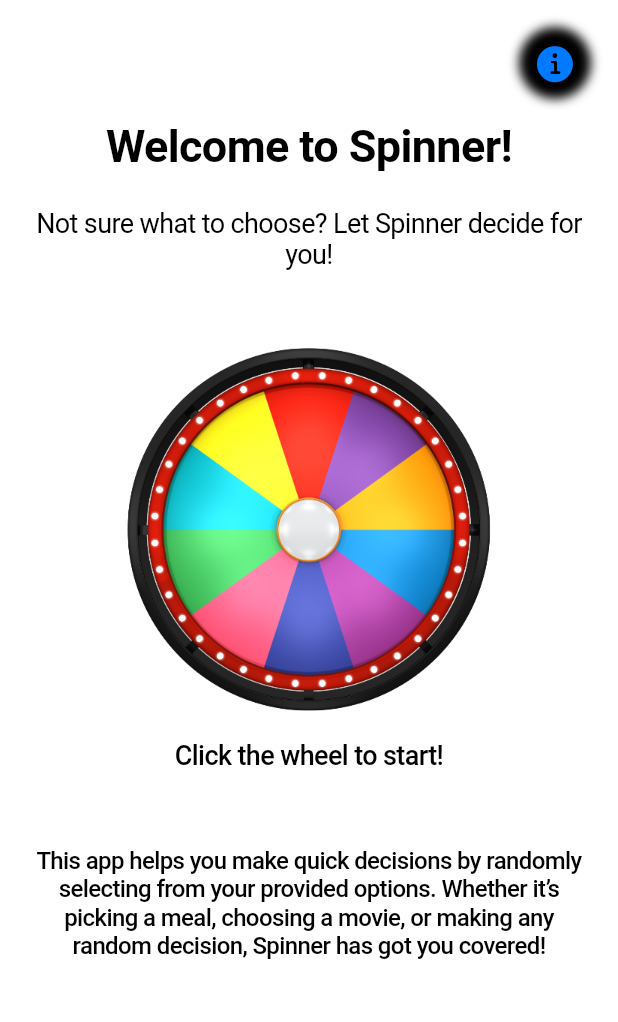
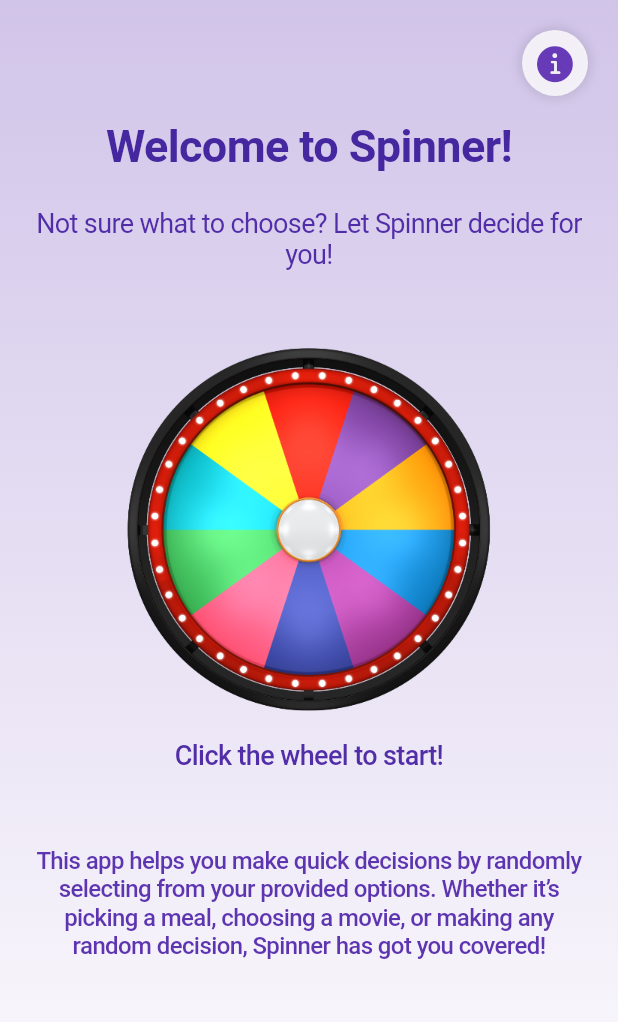
Before and after one commit to beyonce-ama/the_spinner, a Flutter app: the screen it shows after launch, on a phone screen of 412 x 824 dp. Shown: the top 1022 px of the screen. Run offline on Flutter 3.47's test engine with Material 3 defaults, Android fonts, the phone set to English and light mode, and no system bars.

Commit message:
theme edit

```diff
--- a/lib/home_screen.dart
+++ b/lib/home_screen.dart
@@ -44,9 +44,18 @@ Widget build(BuildContext context) {
     child: Stack(
       children: [
         // Background
-        SizedBox(
+        Container(
           width: MediaQuery.of(context).size.width,
           height: MediaQuery.of(context).size.height,
+          decoration: BoxDecoration(
+            gradient: LinearGradient(
+              colors: isDarkMode
+                  ? [Colors.black, Colors.deepPurple.shade900]
+                  : [Colors.deepPurple.shade100, Colors.white],
+              begin: Alignment.topCenter,
+              end: Alignment.bottomCenter,
+            ),
+          ),
           child: SafeArea(
             child: SingleChildScrollView(
               child: Column(
@@ -59,6 +68,7 @@ Widget build(BuildContext context) {
                     style: TextStyle(
                       fontSize: 30,
                       fontWeight: FontWeight.bold,
+                      color: isDarkMode ? CupertinoColors.white : Colors.deepPurple.shade800,
                     ),
                     textAlign: TextAlign.center,
                   ),
@@ -69,6 +79,7 @@ Widget build(BuildContext context) {
                       "Not sure what to choose? Let Spinner decide for you!",
                       style: TextStyle(
                         fontSize: 18,
+                        color: isDarkMode ? CupertinoColors.systemGrey4 : Colors.deepPurple.shade700,
                       ),
                       textAlign: TextAlign.center,
                     ),
@@ -89,6 +100,7 @@ Widget build(BuildContext context) {
                     style: TextStyle(
                       fontSize: 18,
                       fontWeight: FontWeight.w500,
+                      color: isDarkMode ? CupertinoColors.systemGrey4 : Colors.deepPurple.shade700,
                     ),
                     textAlign: TextAlign.center,
                   ),
@@ -100,6 +112,7 @@ Widget build(BuildContext context) {
                       style: TextStyle(
                         fontSize: 16,
                         fontWeight: FontWeight.w500,
+                        color: isDarkMode ? CupertinoColors.systemGrey3 : Colors.deepPurple.shade600,
                       ),
                       textAlign: TextAlign.center,
                     ),
@@ -118,9 +131,11 @@ Widget build(BuildContext context) {
             child: Container(
               padding: const EdgeInsets.all(8),
               decoration: BoxDecoration(
+                color: isDarkMode ? Colors.black54 : Colors.white.withOpacity(0.8), // Adjust color
                 shape: BoxShape.circle,
                 boxShadow: [
                   BoxShadow(
+                    color: Colors.black.withOpacity(0.1),
                     blurRadius: 5,
                     spreadRadius: 2,
                   ),
@@ -128,6 +143,7 @@ Widget build(BuildContext context) {
               ),
               child: Icon(
                 CupertinoIcons.info_circle_fill,
+                color: isDarkMode ? Colors.white : Colors.deepPurple,
                 size: 28,
               ),
             ),
```
